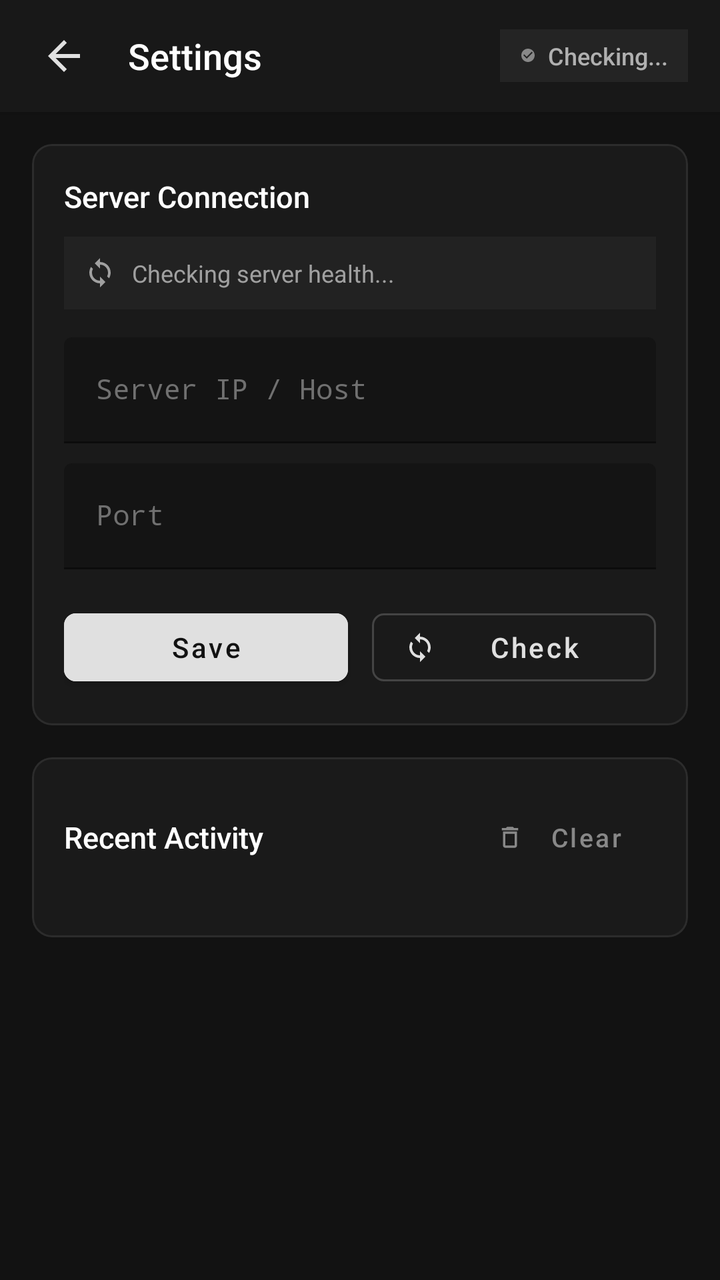
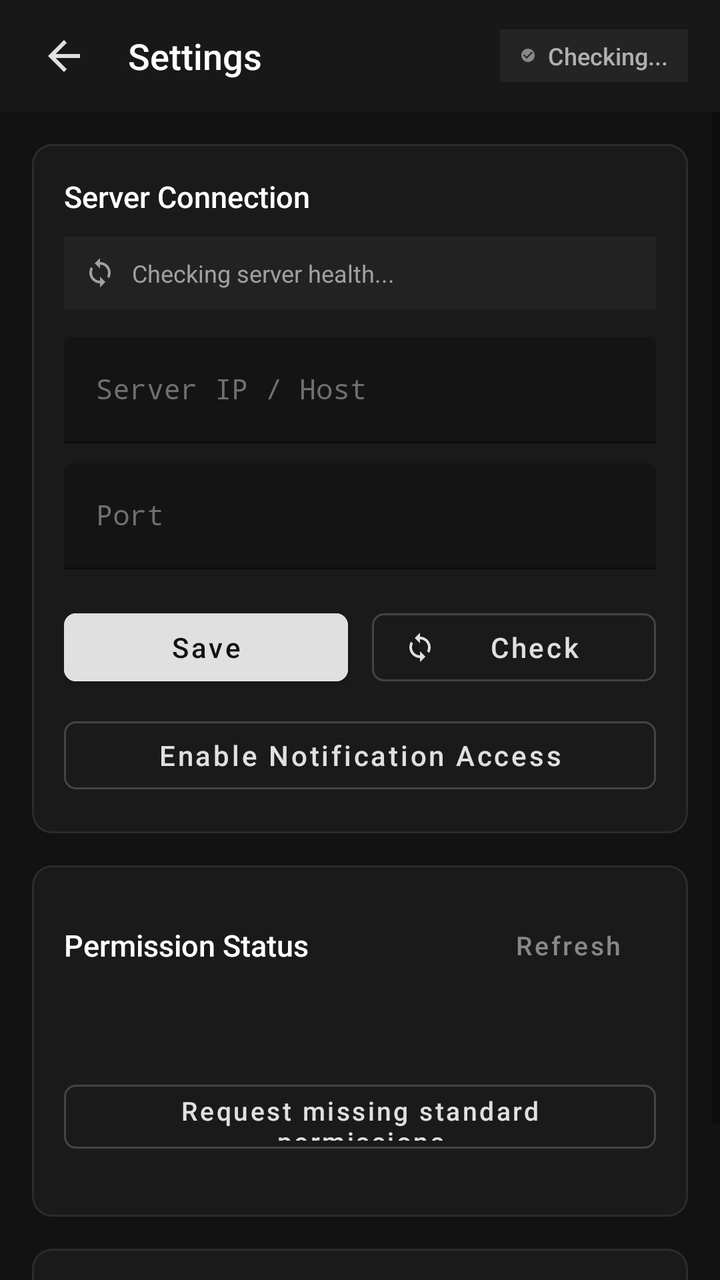

The first picture is an Android layout as it rendered before a commit; the second is the same layout after the commit. The layout source and the unified diff follow.
<!-- AndroidManifest.xml: application theme Theme.Fancycam -->
<!-- res/layout/activity_settings.xml -->
<?xml version="1.0" encoding="utf-8"?>
<LinearLayout xmlns:android="http://schemas.android.com/apk/res/android"
    xmlns:app="http://schemas.android.com/apk/res-auto"
    xmlns:tools="http://schemas.android.com/tools"
    android:layout_width="match_parent"
    android:layout_height="match_parent"
    android:background="#121212"
    android:orientation="vertical"
    tools:context=".SettingsActivity">

    
    <LinearLayout
        android:id="@+id/settingsToolbar"
        android:layout_width="match_parent"
        android:layout_height="56dp"
        android:background="#181818"
        android:elevation="2dp"
        android:gravity="center_vertical"
        android:orientation="horizontal"
        android:paddingStart="8dp"
        android:paddingEnd="16dp">

        <ImageButton
            android:id="@+id/btnBack"
            android:layout_width="48dp"
            android:layout_height="48dp"
            android:background="?attr/selectableItemBackgroundBorderless"
            android:contentDescription="Back"
            android:src="@drawable/ic_arrow_back"
            app:tint="#E0E0E0" />

        <TextView
            android:layout_width="0dp"
            android:layout_height="wrap_content"
            android:layout_marginStart="8dp"
            android:layout_weight="1"
            android:fontFamily="sans-serif-medium"
            android:text="Settings"
            android:textColor="#FFFFFF"
            android:textSize="18sp" />

        
        <LinearLayout
            android:id="@+id/healthToolbarPill"
            android:layout_width="wrap_content"
            android:layout_height="wrap_content"
            android:background="#242424"
            android:gravity="center_vertical"
            android:orientation="horizontal"
            android:paddingStart="10dp"
            android:paddingTop="5dp"
            android:paddingEnd="10dp"
            android:paddingBottom="5dp">

            <View
                android:id="@+id/viewHealthDot"
                android:layout_width="8dp"
                android:layout_height="8dp"
                android:layout_marginEnd="6dp"
                android:background="@drawable/ic_check_circle"
                android:backgroundTint="#888888" />

            <TextView
                android:id="@+id/tvHealthToolbar"
                android:layout_width="wrap_content"
                android:layout_height="wrap_content"
                android:fontFamily="sans-serif-medium"
                android:text="Checking..."
                android:textColor="#B0B0B0"
                android:textSize="12sp" />
        </LinearLayout>
    </LinearLayout>

    <ScrollView
        android:layout_width="match_parent"
        android:layout_height="0dp"
        android:layout_weight="1"
        android:fillViewport="true">

        <LinearLayout
            android:layout_width="match_parent"
            android:layout_height="wrap_content"
            android:orientation="vertical"
            android:padding="16dp">

            
            <com.google.android.material.card.MaterialCardView
                android:layout_width="match_parent"
                android:layout_height="wrap_content"
                android:layout_marginBottom="16dp"
                app:cardBackgroundColor="#1A1A1A"
                app:cardCornerRadius="10dp"
                app:cardElevation="0dp"
                app:strokeColor="#2C2C2C"
                app:strokeWidth="1dp">

                <LinearLayout
                    android:layout_width="match_parent"
                    android:layout_height="wrap_content"
                    android:orientation="vertical"
                    android:padding="16dp">

                    <TextView
                        android:layout_width="wrap_content"
                        android:layout_height="wrap_content"
                        android:fontFamily="sans-serif-medium"
                        android:text="Server Connection"
                        android:textColor="#FFFFFF"
                        android:textSize="15sp" />

                    
                    <LinearLayout
                        android:id="@+id/layoutHealthStatus"
                        android:layout_width="match_parent"
                        android:layout_height="wrap_content"
                        android:layout_marginTop="10dp"
                        android:background="#222222"
                        android:gravity="center_vertical"
                        android:orientation="horizontal"
                        android:padding="10dp">

                        <ImageView
                            android:id="@+id/ivHealthStatusIcon"
                            android:layout_width="16dp"
                            android:layout_height="16dp"
                            android:contentDescription="Health status"
                            android:src="@drawable/ic_sync"
                            app:tint="#A0A0A0" />

                        <TextView
                            android:id="@+id/tvActiveHealthStatus"
                            android:layout_width="0dp"
                            android:layout_height="wrap_content"
                            android:layout_marginStart="8dp"
                            android:layout_weight="1"
                            android:fontFamily="sans-serif"
                            android:text="Checking server health..."
                            android:textColor="#A0A0A0"
                            android:textSize="12sp" />
                    </LinearLayout>

                    
                    <com.google.android.material.textfield.TextInputLayout
                        android:layout_width="match_parent"
                        android:layout_height="wrap_content"
                        android:layout_marginTop="14dp"
                        android:hint="Server IP / Host"
                        android:textColorHint="#707070"
                        app:boxBackgroundColor="#141414"
                        app:boxStrokeColor="#666666"
                        app:hintTextColor="#CCCCCC">

                        <com.google.android.material.textfield.TextInputEditText
                            android:id="@+id/etServerHost"
                            android:layout_width="match_parent"
                            android:layout_height="wrap_content"
                            android:fontFamily="monospace"
                            android:inputType="textUri"
                            android:textColor="#FFFFFF"
                            android:textSize="14sp" />
                    </com.google.android.material.textfield.TextInputLayout>

                    
                    <com.google.android.material.textfield.TextInputLayout
                        android:layout_width="match_parent"
                        android:layout_height="wrap_content"
                        android:layout_marginTop="10dp"
                        android:hint="Port"
                        android:textColorHint="#707070"
                        app:boxBackgroundColor="#141414"
                        app:boxStrokeColor="#666666"
                        app:hintTextColor="#CCCCCC">

                        <com.google.android.material.textfield.TextInputEditText
                            android:id="@+id/etServerPort"
                            android:layout_width="match_parent"
                            android:layout_height="wrap_content"
                            android:fontFamily="monospace"
                            android:inputType="number"
                            android:textColor="#FFFFFF"
                            android:textSize="14sp" />
                    </com.google.android.material.textfield.TextInputLayout>

                    
                    <LinearLayout
                        android:layout_width="match_parent"
                        android:layout_height="wrap_content"
                        android:layout_marginTop="16dp"
                        android:orientation="horizontal">

                        <com.google.android.material.button.MaterialButton
                            android:id="@+id/btnSaveConfig"
                            android:layout_width="0dp"
                            android:layout_height="46dp"
                            android:layout_marginEnd="6dp"
                            android:layout_weight="1"
                            android:backgroundTint="#E0E0E0"
                            android:fontFamily="sans-serif-medium"
                            android:text="Save"
                            android:textAllCaps="false"
                            android:textColor="#121212"
                            android:textSize="14sp"
                            app:cornerRadius="6dp" />

                        <com.google.android.material.button.MaterialButton
                            android:id="@+id/btnCheckHealth"
                            style="@style/Widget.MaterialComponents.Button.OutlinedButton"
                            android:layout_width="0dp"
                            android:layout_height="46dp"
                            android:layout_marginStart="6dp"
                            android:layout_weight="1"
                            android:fontFamily="sans-serif-medium"
                            android:text="Check"
                            android:textAllCaps="false"
                            android:textColor="#E0E0E0"
                            android:textSize="14sp"
                            app:cornerRadius="6dp"
                            app:icon="@drawable/ic_sync"
                            app:iconSize="16dp"
                            app:iconTint="#E0E0E0"
                            app:strokeColor="#444444"
                            app:strokeWidth="1dp" />
                    </LinearLayout>

                </LinearLayout>
            </com.google.android.material.card.MaterialCardView>

            
            <com.google.android.material.card.MaterialCardView
                android:layout_width="match_parent"
                android:layout_height="wrap_content"
                app:cardBackgroundColor="#1A1A1A"
                app:cardCornerRadius="10dp"
                app:cardElevation="0dp"
                app:strokeColor="#2C2C2C"
                app:strokeWidth="1dp">

                <LinearLayout
                    android:layout_width="match_parent"
                    android:layout_height="wrap_content"
                    android:orientation="vertical"
                    android:padding="16dp">

                    <RelativeLayout
                        android:layout_width="match_parent"
                        android:layout_height="wrap_content"
                        android:layout_marginBottom="10dp">

                        <TextView
                            android:layout_width="wrap_content"
                            android:layout_height="wrap_content"
                            android:layout_centerVertical="true"
                            android:fontFamily="sans-serif-medium"
                            android:text="Recent Activity"
                            android:textColor="#FFFFFF"
                            android:textSize="15sp" />

                        <com.google.android.material.button.MaterialButton
                            android:id="@+id/btnClearActivities"
                            style="@style/Widget.MaterialComponents.Button.TextButton"
                            android:layout_width="wrap_content"
                            android:layout_height="wrap_content"
                            android:layout_alignParentEnd="true"
                            android:layout_centerVertical="true"
                            android:text="Clear"
                            android:textAllCaps="false"
                            android:textColor="#888888"
                            android:textSize="13sp"
                            app:icon="@drawable/ic_delete"
                            app:iconSize="14dp"
                            app:iconTint="#888888" />
                    </RelativeLayout>

                    
                    <LinearLayout
                        android:id="@+id/layoutActivitiesList"
                        android:layout_width="match_parent"
                        android:layout_height="wrap_content"
                        android:orientation="vertical" />

                    <TextView
                        android:id="@+id/tvNoActivities"
                        android:layout_width="match_parent"
                        android:layout_height="wrap_content"
                        android:layout_marginTop="12dp"
                        android:layout_marginBottom="12dp"
                        android:gravity="center"
                        android:text="No recent activity"
                        android:textColor="#666666"
                        android:textSize="13sp"
                        android:visibility="gone" />

                </LinearLayout>
            </com.google.android.material.card.MaterialCardView>

        </LinearLayout>
    </ScrollView>

</LinearLayout>
<!-- resources referenced by this layout -->
<resources>
  <!-- drawable ic_arrow_back (drawable) -->
  <vector xmlns:android="http://schemas.android.com/apk/res/android"
      android:width="24dp"
      android:height="24dp"
      android:viewportWidth="24"
      android:viewportHeight="24">
      <path
          android:fillColor="#FFFFFFFF"
          android:pathData="M20,11H7.83L13.42,5.41L12,4L4,12L12,20L13.41,18.59L7.83,13H20V11Z"/>
  </vector>
  <!-- drawable ic_check_circle (drawable) -->
  <vector xmlns:android="http://schemas.android.com/apk/res/android"
      android:width="24dp"
      android:height="24dp"
      android:viewportWidth="24"
      android:viewportHeight="24">
      <path
          android:fillColor="#00FF88"
          android:pathData="M12,2C6.48,2 2,6.48 2,12s4.48,10 10,10 10,-4.48 10,-10S17.52,2 12,2zM10,17l-5,-5 1.41,-1.41L10,14.17l7.59,-7.59L19,8l-9,9z"/>
  </vector>
  <!-- drawable ic_delete (drawable) -->
  <vector xmlns:android="http://schemas.android.com/apk/res/android"
      android:width="24dp"
      android:height="24dp"
      android:viewportWidth="24"
      android:viewportHeight="24">
      <path
          android:fillColor="#FFFFFFFF"
          android:pathData="M16,9V19H8V9H16M14.5,3H9.5L8.5,4H5V6H19V4H15.5L14.5,3M18,7H6V19C6,20.1 6.9,21 8,21H16C17.1,21 18,20.1 18,19V7Z"/>
  </vector>
  <!-- drawable ic_sync (drawable) -->
  <vector xmlns:android="http://schemas.android.com/apk/res/android"
      android:width="24dp"
      android:height="24dp"
      android:viewportWidth="24"
      android:viewportHeight="24">
      <path
          android:fillColor="#FFFFFFFF"
          android:pathData="M12,4V1L8,5L12,9V6C15.31,6 18,8.69 18,12C18,13.01 17.75,13.97 17.3,14.8L18.76,16.26C19.54,15.03 20,13.57 20,12C20,7.58 16.42,4 12,4M12,18C8.69,18 6,15.31 6,12C6,10.99 6.25,10.03 6.7,9.2L5.24,7.74C4.46,8.97 4,10.43 4,12C4,16.42 7.58,20 12,20V23L16,19L12,15V18Z"/>
  </vector>
  <style name="Theme.Fancycam" parent="Theme.MaterialComponents.DayNight.NoActionBar">
          
          <item name="colorPrimary">@color/purple_500</item>
          <item name="colorPrimaryVariant">@color/purple_700</item>
          <item name="colorOnPrimary">@color/white</item>
          
          <item name="colorSecondary">@color/teal_200</item>
          <item name="colorSecondaryVariant">@color/teal_700</item>
          <item name="colorOnSecondary">@color/black</item>
          
          <item name="android:statusBarColor">?attr/colorPrimaryVariant</item>
          
      </style>
  <color name="purple_500">#FF6200EE</color>
  <color name="purple_700">#FF3700B3</color>
  <color name="white">#FFFFFFFF</color>
  <color name="teal_200">#FF03DAC5</color>
  <color name="teal_700">#FF018786</color>
  <color name="black">#FF000000</color>
</resources>

<!-- the commit's change to res/layout/activity_settings.xml (unified diff, before → after) -->
@@ -222,6 +222,97 @@
                             app:strokeWidth="1dp" />
                     </LinearLayout>
 
+                    <com.google.android.material.button.MaterialButton
+                        android:id="@+id/btnNotificationAccess"
+                        style="@style/Widget.MaterialComponents.Button.OutlinedButton"
+                        android:layout_width="match_parent"
+                        android:layout_height="46dp"
+                        android:layout_marginTop="8dp"
+                        android:fontFamily="sans-serif-medium"
+                        android:text="Enable Notification Access"
+                        android:textAllCaps="false"
+                        android:textColor="#E0E0E0"
+                        android:textSize="14sp"
+                        app:cornerRadius="6dp"
+                        app:strokeColor="#444444"
+                        app:strokeWidth="1dp" />
+
+                </LinearLayout>
+            </com.google.android.material.card.MaterialCardView>
+
+            
+            <com.google.android.material.card.MaterialCardView
+                android:layout_width="match_parent"
+                android:layout_height="wrap_content"
+                android:layout_marginBottom="16dp"
+                app:cardBackgroundColor="#1A1A1A"
+                app:cardCornerRadius="10dp"
+                app:cardElevation="0dp"
+                app:strokeColor="#2C2C2C"
+                app:strokeWidth="1dp">
+
+                <LinearLayout
+                    android:layout_width="match_parent"
+                    android:layout_height="wrap_content"
+                    android:orientation="vertical"
+                    android:padding="16dp">
+
+                    <RelativeLayout
+                        android:layout_width="match_parent"
+                        android:layout_height="wrap_content"
+                        android:layout_marginBottom="10dp">
+
+                        <TextView
+                            android:layout_width="wrap_content"
+                            android:layout_height="wrap_content"
+                            android:layout_centerVertical="true"
+                            android:fontFamily="sans-serif-medium"
+                            android:text="Permission Status"
+                            android:textColor="#FFFFFF"
+                            android:textSize="15sp" />
+
+                        <com.google.android.material.button.MaterialButton
+                            android:id="@+id/btnRefreshPermissions"
+                            style="@style/Widget.MaterialComponents.Button.TextButton"
+                            android:layout_width="wrap_content"
+                            android:layout_height="wrap_content"
+                            android:layout_alignParentEnd="true"
+                            android:layout_centerVertical="true"
+                            android:text="Refresh"
+                            android:textAllCaps="false"
+                            android:textColor="#888888"
+                            android:textSize="13sp" />
+                    </RelativeLayout>
+
+                    <TextView
+                        android:id="@+id/tvPermissionSummary"
+                        android:layout_width="match_parent"
+                        android:layout_height="wrap_content"
+                        android:layout_marginBottom="12dp"
+                        android:textColor="#B0B0B0"
+                        android:textSize="13sp" />
+
+                    <com.google.android.material.button.MaterialButton
+                        android:id="@+id/btnRequestStandardPermissions"
+                        style="@style/Widget.MaterialComponents.Button.OutlinedButton"
+                        android:layout_width="match_parent"
+                        android:layout_height="44dp"
+                        android:fontFamily="sans-serif-medium"
+                        android:text="Request missing standard permissions"
+                        android:textAllCaps="false"
+                        android:textColor="#E0E0E0"
+                        android:textSize="13sp"
+                        app:cornerRadius="6dp"
+                        app:strokeColor="#444444"
+                        app:strokeWidth="1dp" />
+
+                    <LinearLayout
+                        android:id="@+id/permissionStatusContainer"
+                        android:layout_width="match_parent"
+                        android:layout_height="wrap_content"
+                        android:layout_marginTop="12dp"
+                        android:orientation="vertical" />
+
                 </LinearLayout>
             </com.google.android.material.card.MaterialCardView>
 
